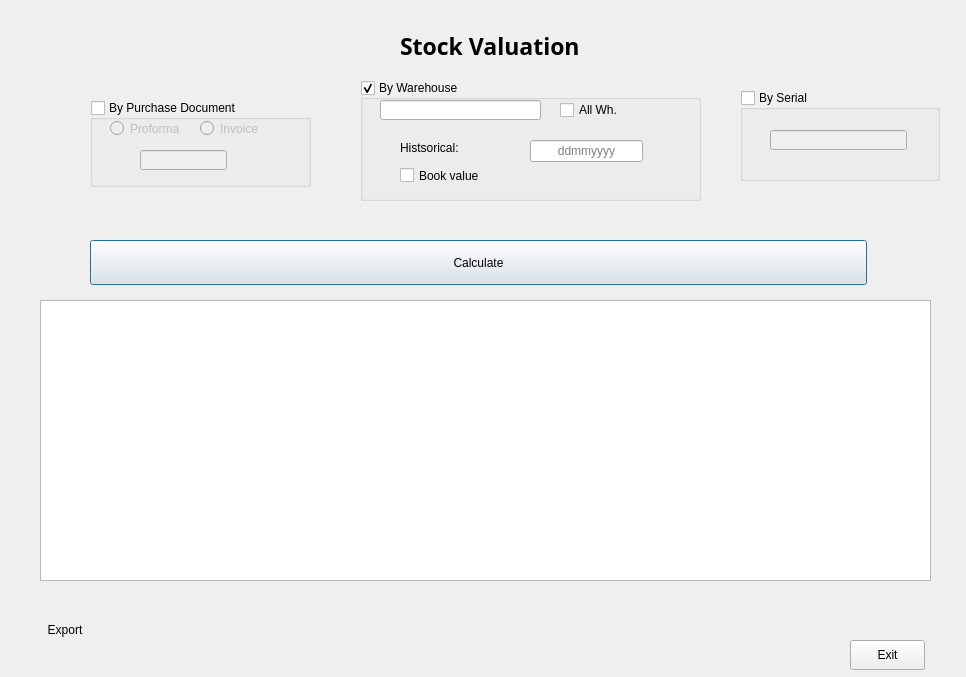
This is uis/stock_valuation.ui in andrei219/euromedia as Qt 5 draws it before an edit. The edited form follows.
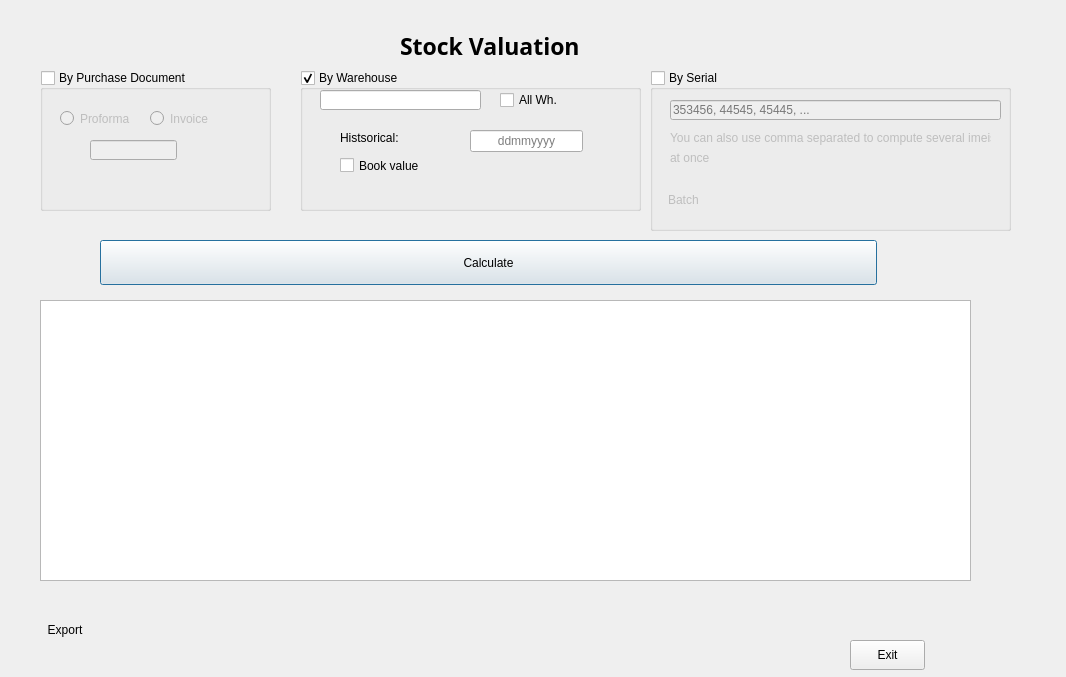
This is the edited form. Icons and pictures are not drawn.

Commit message: Batch imeis import and stock valuation implemented

```diff
--- a/uis/stock_valuation.ui
+++ b/uis/stock_valuation.ui
@@ -6,7 +6,7 @@
    <rect>
     <x>0</x>
     <y>0</y>
-    <width>966</width>
+    <width>1066</width>
     <height>677</height>
    </rect>
   </property>
@@ -20,10 +20,10 @@
   <widget class="QGroupBox" name="by_document">
    <property name="geometry">
     <rect>
-     <x>90</x>
-     <y>100</y>
-     <width>221</width>
-     <height>87</height>
+     <x>40</x>
+     <y>70</y>
+     <width>231</width>
+     <height>141</height>
     </rect>
    </property>
    <property name="title">
@@ -39,7 +39,7 @@
     <property name="geometry">
      <rect>
       <x>20</x>
-      <y>20</y>
+      <y>40</y>
       <width>82</width>
       <height>17</height>
      </rect>
@@ -52,7 +52,7 @@
     <property name="geometry">
      <rect>
       <x>110</x>
-      <y>20</y>
+      <y>40</y>
       <width>82</width>
       <height>17</height>
      </rect>
@@ -65,7 +65,7 @@
     <property name="geometry">
      <rect>
       <x>50</x>
-      <y>50</y>
+      <y>70</y>
       <width>87</width>
       <height>20</height>
      </rect>
@@ -75,10 +75,10 @@
   <widget class="QGroupBox" name="by_warehouse">
    <property name="geometry">
     <rect>
-     <x>360</x>
-     <y>80</y>
+     <x>300</x>
+     <y>70</y>
      <width>341</width>
-     <height>121</height>
+     <height>141</height>
     </rect>
    </property>
    <property name="title">
@@ -162,10 +162,10 @@
   <widget class="QGroupBox" name="by_serial">
    <property name="geometry">
     <rect>
-     <x>740</x>
-     <y>90</y>
-     <width>200</width>
-     <height>91</height>
+     <x>650</x>
+     <y>70</y>
+     <width>361</width>
+     <height>161</height>
     </rect>
    </property>
    <property name="title">
@@ -180,11 +180,94 @@
    <widget class="QLineEdit" name="serial">
     <property name="geometry">
      <rect>
-      <x>30</x>
-      <y>40</y>
-      <width>137</width>
+      <x>20</x>
+      <y>30</y>
+      <width>331</width>
       <height>20</height>
      </rect>
+    </property>
+    <property name="placeholderText">
+     <string>353456, 44545, 45445, ...</string>
+    </property>
+   </widget>
+   <widget class="QToolButton" name="batch">
+    <property name="geometry">
+     <rect>
+      <x>0</x>
+      <y>100</y>
+      <width>70</width>
+      <height>60</height>
+     </rect>
+    </property>
+    <property name="minimumSize">
+     <size>
+      <width>70</width>
+      <height>60</height>
+     </size>
+    </property>
+    <property name="maximumSize">
+     <size>
+      <width>70</width>
+      <height>60</height>
+     </size>
+    </property>
+    <property name="text">
+     <string>Batch </string>
+    </property>
+    <property name="icon">
+     <iconset resource="../app/icons.qrc">
+      <normaloff>:/template</normaloff>:/template</iconset>
+    </property>
+    <property name="iconSize">
+     <size>
+      <width>30</width>
+      <height>40</height>
+     </size>
+    </property>
+    <property name="toolButtonStyle">
+     <enum>Qt::ToolButtonTextUnderIcon</enum>
+    </property>
+    <property name="autoRaise">
+     <bool>true</bool>
+    </property>
+   </widget>
+   <widget class="QLabel" name="label_3">
+    <property name="geometry">
+     <rect>
+      <x>20</x>
+      <y>60</y>
+      <width>321</width>
+      <height>16</height>
+     </rect>
+    </property>
+    <property name="text">
+     <string>You can also use comma separated to compute several imeis </string>
+    </property>
+   </widget>
+   <widget class="QLabel" name="label_4">
+    <property name="geometry">
+     <rect>
+      <x>20</x>
+      <y>80</y>
+      <width>181</width>
+      <height>16</height>
+     </rect>
+    </property>
+    <property name="text">
+     <string>at once</string>
+    </property>
+   </widget>
+   <widget class="QLabel" name="batch_info">
+    <property name="geometry">
+     <rect>
+      <x>60</x>
+      <y>110</y>
+      <width>291</width>
+      <height>20</height>
+     </rect>
+    </property>
+    <property name="text">
+     <string/>
     </property>
    </widget>
   </widget>
@@ -212,7 +295,7 @@
   <widget class="QPushButton" name="calculate">
    <property name="geometry">
     <rect>
-     <x>90</x>
+     <x>100</x>
      <y>240</y>
      <width>777</width>
      <height>45</height>
@@ -240,7 +323,7 @@
     <rect>
      <x>40</x>
      <y>300</y>
-     <width>891</width>
+     <width>931</width>
      <height>281</height>
     </rect>
    </property>
```
The commit also changes 3 other files.
